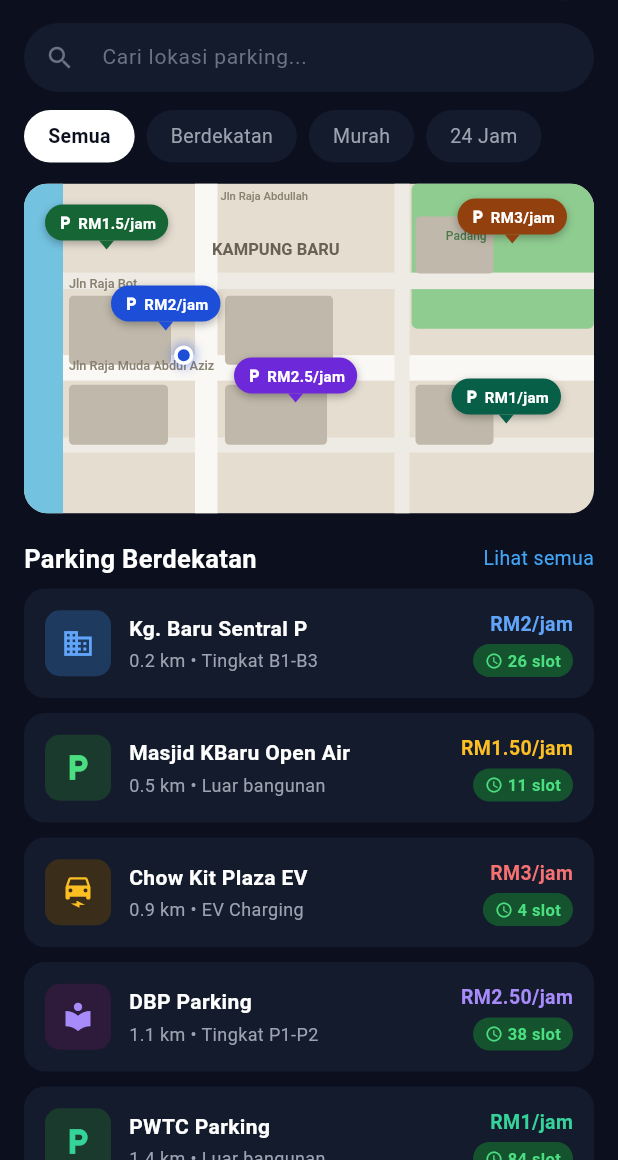
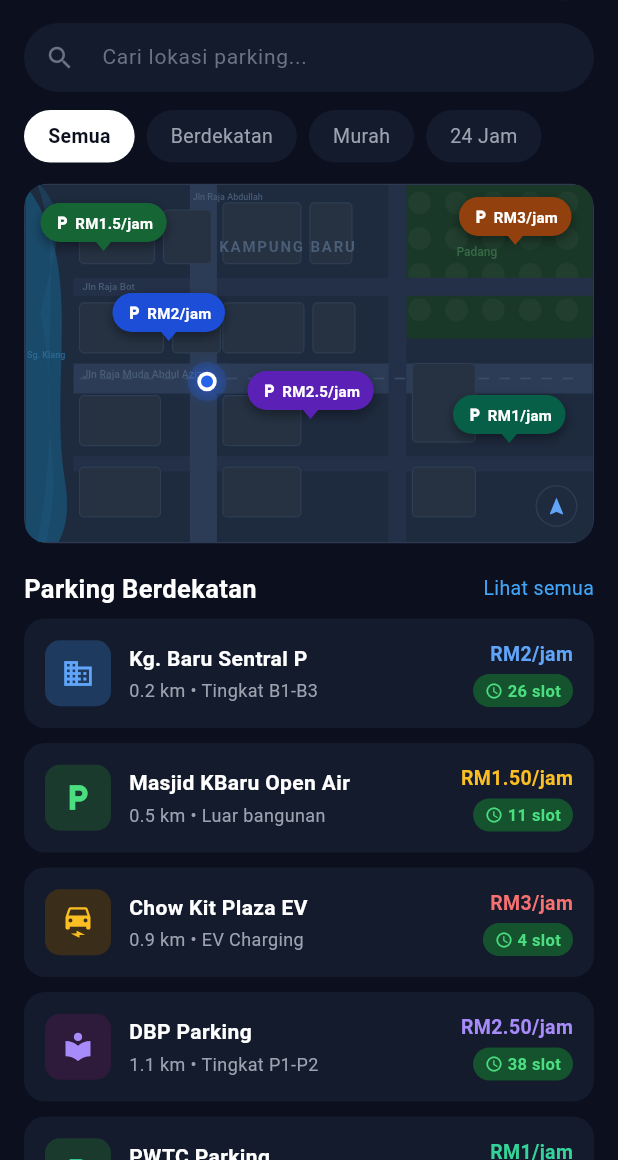
Before and after one commit to Dannyz15/JOMPARK, a Flutter app: the HomePage widget shown alone on an empty page, opened directly, on a phone screen of 412 x 824 dp, the part 76-1236 px from its top. Run offline on Flutter 3.47's test engine with Material 3 defaults, Android fonts, the phone set to English and light mode, and no system bars; our stand-ins replace package_info_plus, sqflite; accounts and stored records are empty.

Commit message:
Remake parking map with dark mode theme and improved markers
Co-Authored-By: Claude Sonnet 4.6 <noreply@anthropic.com>

```diff
--- a/lib/home.dart
+++ b/lib/home.dart
@@ -331,75 +331,139 @@ class _HomePageState extends State<HomePage> {
             padding: const EdgeInsets.fromLTRB(16, 10, 16, 4),
             child: ClipRRect(
               borderRadius: BorderRadius.circular(16),
-              child: SizedBox(
-                height: 220,
+              child: Container(
+                height: 240,
+                decoration: BoxDecoration(
+                  border: Border.all(color: const Color(0xFF2D3A52), width: 1),
+                  borderRadius: BorderRadius.circular(16),
+                ),
                 child: Stack(
                   children: [
                     CustomPaint(
-                      size: const Size(double.infinity, 220),
+                      size: const Size(double.infinity, 240),
                       painter: _MapPainter(),
+                    ),
+                    // Compass
+                    Positioned(
+                      right: 10,
+                      bottom: 10,
+                      child: Container(
+                        width: 28,
+                        height: 28,
+                        decoration: BoxDecoration(
+                          color: const Color(0xFF1E2A3E).withValues(alpha: 0.85),
+                          shape: BoxShape.circle,
+                          border: Border.all(color: const Color(0xFF2D3A52)),
+                        ),
+                        child: const Icon(Icons.navigation, color: Color(0xFF60A5FA), size: 14),
+                      ),
                     ),
                     // Current location dot
                     Positioned(
-                      left: 100,
-                      top: 108,
-                      child: Container(
+                      left: 108,
+                      top: 118,
+                      child: Stack(
+                        alignment: Alignment.center,
+                        children: [
+                          Container(
+                            width: 26,
+                            height: 26,
+                            decoration: BoxDecoration(
+                              color: const Color(0xFF2563EB).withValues(alpha: 0.2),
+                              shape: BoxShape.circle,
+                            ),
+                          ),
+                          Container(
                             width: 13,
                             height: 13,
                             decoration: BoxDecoration(
-                          color: const Color(0xFF1D4ED8),
+                              color: const Color(0xFF2563EB),
                               shape: BoxShape.circle,
                               border: Border.all(color: Colors.white, width: 2.5),
                               boxShadow: [
                                 BoxShadow(
-                              color: const Color(0xFF1D4ED8).withValues(alpha: 0.5),
-                              blurRadius: 6,
-                              spreadRadius: 1,
+                                  color: const Color(0xFF2563EB).withValues(alpha: 0.6),
+                                  blurRadius: 8,
+                                  spreadRadius: 2,
                                 ),
                               ],
                             ),
                           ),
+                        ],
                       ),
+                    ),
+                    // Parking markers
+                    Builder(builder: (context) {
+                      final active = AppState.instance.activeTicket.value;
+                      final pl = AppState.instance.parkingList.value;
+                      return Stack(children: [
                         Positioned(
                           left: 58,
-                      top: 68,
+                          top: 72,
                           child: GestureDetector(
-                        onTap: () => _navigateTo(AppState.instance.parkingList.value[0]),
-                        child: const _MapMarker(label: 'RM2/jam', color: Color(0xFF1D4ED8)),
+                            onTap: () => _navigateTo(pl[0]),
+                            child: _MapMarker(
+                              label: 'RM2/jam',
+                              color: const Color(0xFF1D4ED8),
+                              isMyParking: active?.name == pl[0]['name'],
+                              isFull: (pl[0]['availableSlots'] as int) == 0,
+                            ),
                           ),
                         ),
                         Positioned(
-                      left: 14,
-                      top: 14,
+                          left: 10,
+                          top: 12,
                           child: GestureDetector(
-                        onTap: () => _navigateTo(AppState.instance.parkingList.value[1]),
-                        child: const _MapMarker(label: 'RM1.5/jam', color: Color(0xFF166534)),
+                            onTap: () => _navigateTo(pl[1]),
+                            child: _MapMarker(
+                              label: 'RM1.5/jam',
+                              color: const Color(0xFF166534),
+                              isMyParking: active?.name == pl[1]['name'],
+                              isFull: (pl[1]['availableSlots'] as int) == 0,
+                            ),
+                          ),
+                        ),
+                        Positioned(
+                          right: 14,
+                          top: 8,
+                          child: GestureDetector(
+                            onTap: () => _navigateTo(pl[2]),
+                            child: _MapMarker(
+                              label: 'RM3/jam',
+                              color: const Color(0xFF92400E),
+                              isMyParking: active?.name == pl[2]['name'],
+                              isFull: (pl[2]['availableSlots'] as int) == 0,
+                            ),
+                          ),
+                        ),
+                        Positioned(
+                          left: 148,
+                          top: 124,
+                          child: GestureDetector(
+                            onTap: () => _navigateTo(pl[3]),
+                            child: _MapMarker(
+                              label: 'RM2.5/jam',
+                              color: const Color(0xFF5B21B6),
+                              isMyParking: active?.name == pl[3]['name'],
+                              isFull: (pl[3]['availableSlots'] as int) == 0,
+                            ),
                           ),
                         ),
                         Positioned(
                           right: 18,
-                      top: 10,
+                          top: 140,
                           child: GestureDetector(
-                        onTap: () => _navigateTo(AppState.instance.parkingList.value[2]),
-                        child: const _MapMarker(label: 'RM3/jam', color: Color(0xFF92400E)),
+                            onTap: () => _navigateTo(pl[4]),
+                            child: _MapMarker(
+                              label: 'RM1/jam',
+                              color: const Color(0xFF065F46),
+                              isMyParking: active?.name == pl[4]['name'],
+                              isFull: (pl[4]['availableSlots'] as int) == 0,
                             ),
                           ),
-                    Positioned(
-                      left: 140,
-                      top: 116,
-                      child: GestureDetector(
-                        onTap: () => _navigateTo(AppState.instance.parkingList.value[3]),
-                        child: const _MapMarker(label: 'RM2.5/jam', color: Color(0xFF6D28D9)),
                         ),
-                    ),
-                    Positioned(
-                      right: 22,
-                      top: 130,
-                      child: GestureDetector(
-                        onTap: () => _navigateTo(AppState.instance.parkingList.value[4]),
-                        child: const _MapMarker(label: 'RM1/jam', color: Color(0xFF065F46)),
-                      ),
-                    ),
+                      ]);
+                    }),
                   ],
                 ),
               ),
@@ -489,15 +553,19 @@ class _HomePageState extends State<HomePage> {
 // ── Map widgets ──────────────────────────────────────────────────────────────
 
 class _MapPainter extends CustomPainter {
-  void _label(Canvas canvas, String text, double x, double y,
-      {double size = 8.5, bool bold = false, Color color = const Color(0xFF888070)}) {
+  void _label(Canvas canvas, String text, double x, double y, {
+    double size = 8.0,
+    bool bold = false,
+    Color color = const Color(0xFF4A5E78),
+  }) {
     final tp = TextPainter(
       text: TextSpan(
         text: text,
         style: TextStyle(
           color: color,
           fontSize: size,
-          fontWeight: bold ? FontWeight.bold : FontWeight.w500,
+          fontWeight: bold ? FontWeight.w700 : FontWeight.w500,
+          letterSpacing: bold ? 1.2 : 0,
         ),
       ),
       textDirection: TextDirection.ltr,
@@ -510,51 +578,96 @@ class _MapPainter extends CustomPainter {
     final w = size.width;
     final h = size.height;
 
-    // Background
-    canvas.drawRect(Rect.fromLTWH(0, 0, w, h), Paint()..color = const Color(0xFFE5DDD0));
+    // Background – dark navy
+    canvas.drawRect(Rect.fromLTWH(0, 0, w, h), Paint()..color = const Color(0xFF1E2A3E));
 
-    // Sungai Klang – river strip left
-    canvas.drawRect(Rect.fromLTWH(0, 0, 26, h), Paint()..color = const Color(0xFF72C2E0));
+    // Sungai Klang – curved river left
+    final riverPath = Path()
+      ..moveTo(0, 0)
+      ..cubicTo(40, h * 0.22, 16, h * 0.52, 26, h * 0.82)
+      ..cubicTo(30, h * 0.92, 26, h * 0.97, 22, h)
+      ..lineTo(0, h)
+      ..close();
+    canvas.drawPath(riverPath, Paint()..color = const Color(0xFF1A4A6A));
+
+    final riverShine = Path()
+      ..moveTo(8, 0)
+      ..cubicTo(26, h * 0.2, 10, h * 0.48, 18, h * 0.78)
+      ..cubicTo(20, h * 0.88, 16, h * 0.94, 14, h)
+      ..lineTo(8, h)
+      ..cubicTo(14, h * 0.88, 22, h * 0.6, 10, h * 0.36)
+      ..cubicTo(20, h * 0.16, 30, h * 0.1, 10, 0)
+      ..close();
+    canvas.drawPath(riverShine,
+        Paint()..color = const Color(0xFF1E5A80).withValues(alpha: 0.4));
 
     // Padang / park – top right
     canvas.drawRRect(
-      RRect.fromRectAndRadius(Rect.fromLTWH(w * 0.68, 0, w * 0.32, h * 0.44), const Radius.circular(4)),
-      Paint()..color = const Color(0xFF8FCC90),
+      RRect.fromRectAndRadius(Rect.fromLTWH(w * 0.67, 0, w * 0.33, h * 0.43), const Radius.circular(3)),
+      Paint()..color = const Color(0xFF1A3828),
     );
+    final treePaint = Paint()..color = const Color(0xFF213E2E);
+    for (double tx = w * 0.695; tx < w * 0.99; tx += w * 0.065) {
+      for (double ty = h * 0.05; ty < h * 0.38; ty += h * 0.1) {
+        canvas.drawCircle(Offset(tx, ty), w * 0.02, treePaint);
+      }
+    }
 
     // Roads
-    final main = Paint()..color = const Color(0xFFFAF8F4);
-    final side = Paint()..color = const Color(0xFFEEEBE4);
+    final mainRoad = Paint()..color = const Color(0xFF2C3C56);
+    final sideRoad = Paint()..color = const Color(0xFF243048);
 
-    // Horizontal
-    canvas.drawRect(Rect.fromLTWH(26, h * 0.52, w - 26, 17), main);  // Jln Raja Muda
-    canvas.drawRect(Rect.fromLTWH(26, h * 0.27, w - 26, 11), side);  // Jln Raja Bot
-    canvas.drawRect(Rect.fromLTWH(26, h * 0.77, w - 26, 10), side);  // Lower road
+    // Horizontal roads
+    canvas.drawRect(Rect.fromLTWH(32, h * 0.50, w - 32, 20), mainRoad); // Jln Raja Muda
+    canvas.drawRect(Rect.fromLTWH(32, h * 0.26, w - 32, 12), sideRoad); // Jln Raja Bot
+    canvas.drawRect(Rect.fromLTWH(32, h * 0.76, w - 32, 10), sideRoad); // Lower road
 
-    // Vertical
-    canvas.drawRect(Rect.fromLTWH(w * 0.30, 0, 15, h), main);   // Jln Raja Abdullah
-    canvas.drawRect(Rect.fromLTWH(w * 0.65, 0, 10, h), side);   // Jln TAR
+    // Vertical roads
+    canvas.drawRect(Rect.fromLTWH(w * 0.29, 0, 18, h), mainRoad);  // Jln Raja Abdullah
+    canvas.drawRect(Rect.fromLTWH(w * 0.64, 0, 12, h), sideRoad);  // Jln TAR
 
-    // Building blocks
-    final blk = Paint()..color = const Color(0xFFC0B8AA);
+    // Road centre dashes – main horizontal
+    final dash = Paint()..color = const Color(0xFF3A4E6A)..strokeWidth = 1.0;
+    for (double x = 36; x < w - 6; x += 14) {
+      canvas.drawLine(Offset(x, h * 0.50 + 10), Offset(x + 7, h * 0.50 + 10), dash);
+    }
+
+    // Buildings
+    final buildFill = Paint()..color = const Color(0xFF263242);
+    final buildBorder = Paint()
+      ..color = const Color(0xFF2E3D52)
+      ..style = PaintingStyle.stroke
+      ..strokeWidth = 0.8;
+
     for (final r in [
-      Rect.fromLTWH(30, h * 0.34, 68, 46),
-      Rect.fromLTWH(w * 0.30 + 20, h * 0.34, 72, 46),
-      Rect.fromLTWH(30, h * 0.61, 66, 40),
-      Rect.fromLTWH(w * 0.30 + 20, h * 0.61, 68, 40),
-      Rect.fromLTWH(w * 0.65 + 14, h * 0.61, 52, 40),
-      Rect.fromLTWH(w * 0.65 + 14, h * 0.10, 52, 38),
+      Rect.fromLTWH(36, h * 0.07, 50, h * 0.15),
+      Rect.fromLTWH(92, h * 0.07, 32, h * 0.15),
+      Rect.fromLTWH(36, h * 0.33, 56, h * 0.14),
+      Rect.fromLTWH(98, h * 0.33, 32, h * 0.14),
+      Rect.fromLTWH(36, h * 0.59, 54, h * 0.14),
+      Rect.fromLTWH(36, h * 0.79, 54, h * 0.14),
+      Rect.fromLTWH(w * 0.29 + 22, h * 0.05, 52, h * 0.17),
+      Rect.fromLTWH(w * 0.29 + 80, h * 0.05, 28, h * 0.17),
+      Rect.fromLTWH(w * 0.29 + 22, h * 0.33, 54, h * 0.14),
+      Rect.fromLTWH(w * 0.29 + 82, h * 0.33, 28, h * 0.14),
+      Rect.fromLTWH(w * 0.29 + 22, h * 0.59, 52, h * 0.14),
+      Rect.fromLTWH(w * 0.29 + 22, h * 0.79, 52, h * 0.14),
+      Rect.fromLTWH(w * 0.64 + 16, h * 0.50, 42, h * 0.22),
+      Rect.fromLTWH(w * 0.64 + 16, h * 0.79, 42, h * 0.14),
     ]) {
-      canvas.drawRRect(RRect.fromRectAndRadius(r, const Radius.circular(3)), blk);
+      final rr = RRect.fromRectAndRadius(r, const Radius.circular(3));
+      canvas.drawRRect(rr, buildFill);
+      canvas.drawRRect(rr, buildBorder);
     }
 
     // Labels
-    _label(canvas, 'Jln Raja Muda Abdul Aziz', 30, h * 0.53);
-    _label(canvas, 'Jln Raja Bot', 30, h * 0.28);
-    _label(canvas, 'Jln Raja Abdullah', w * 0.30 + 17, 4, size: 7.5);
-    _label(canvas, 'Padang', w * 0.74, h * 0.14, size: 8.0, color: const Color(0xFF4A7A4A));
-    _label(canvas, 'KAMPUNG BARU', w * 0.33, h * 0.17,
-        size: 11, bold: true, color: const Color(0xFF6A6055));
+    _label(canvas, 'Jln Raja Muda Abdul Aziz', 38, h * 0.515, size: 7.0);
+    _label(canvas, 'Jln Raja Bot', 38, h * 0.268, size: 6.5);
+    _label(canvas, 'Jln Raja Abdullah', w * 0.295, 4, size: 6.0);
+    _label(canvas, 'Padang', w * 0.76, h * 0.17, size: 8.0, color: const Color(0xFF3A6E48));
+    _label(canvas, 'KAMPUNG BARU', w * 0.34, h * 0.15,
+        size: 10, bold: true, color: const Color(0xFF4A5E78));
+    _label(canvas, 'Sg. Klang', 1, h * 0.46, size: 6.0, color: const Color(0xFF2A6A94));
   }
 
   @override
@@ -564,31 +677,51 @@ class _MapPainter extends CustomPainter {
 class _MapMarker extends StatelessWidget {
   final String label;
   final Color color;
+  final bool isMyParking;
+  final bool isFull;
 
-  const _MapMarker({required this.label, required this.color});
+  const _MapMarker({
+    required this.label,
+    required this.color,
+    this.isMyParking = false,
+    this.isFull = false,
+  });
 
   @override
   Widget build(BuildContext context) {
+    final bg = isMyParking
+        ? const Color(0xFF1D4ED8)
+        : isFull
+            ? const Color(0xFF7F1D1D)
+            : color;
+
     return Column(
       mainAxisSize: MainAxisSize.min,
       children: [
         Container(
-          padding: const EdgeInsets.symmetric(horizontal: 8, vertical: 5),
+          padding: const EdgeInsets.symmetric(horizontal: 9, vertical: 6),
           decoration: BoxDecoration(
-            color: color,
+            color: bg,
             borderRadius: BorderRadius.circular(20),
+            border: isMyParking
+                ? Border.all(color: const Color(0xFF93C5FD), width: 1.5)
+                : null,
             boxShadow: [
               BoxShadow(
-                color: Colors.black.withValues(alpha: 0.3),
-                blurRadius: 4,
-                offset: const Offset(0, 2),
+                color: Colors.black.withValues(alpha: 0.4),
+                blurRadius: 6,
+                offset: const Offset(0, 3),
               ),
             ],
           ),
           child: Row(
             mainAxisSize: MainAxisSize.min,
             children: [
-              const Icon(Icons.local_parking, color: Colors.white, size: 11),
+              Icon(
+                isMyParking ? Icons.directions_car : Icons.local_parking,
+                color: Colors.white,
+                size: 11,
+              ),
               const SizedBox(width: 3),
               Text(
                 label,
@@ -603,7 +736,7 @@ class _MapMarker extends StatelessWidget {
         ),
         CustomPaint(
           size: const Size(10, 6),
-          painter: _TailPainter(color: color),
+          painter: _TailPainter(color: bg),
         ),
       ],
     );
```
Lines whose indentation alone changed are shown as unchanged.
